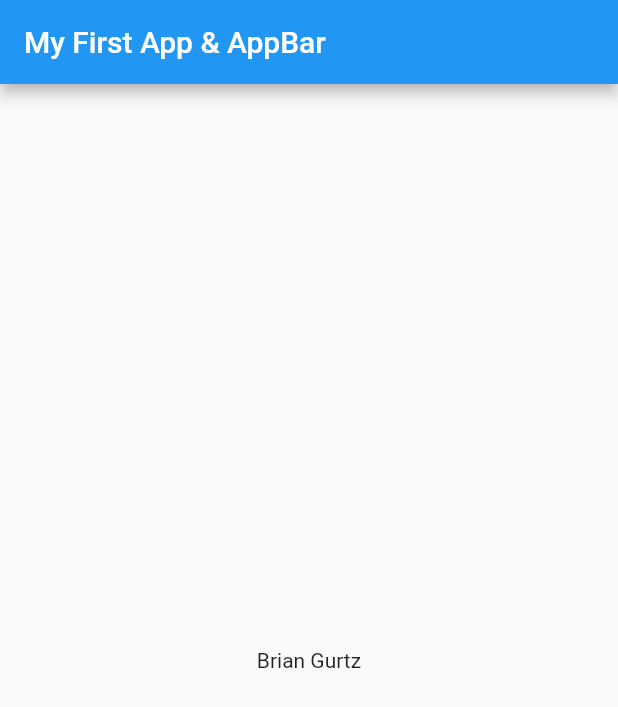
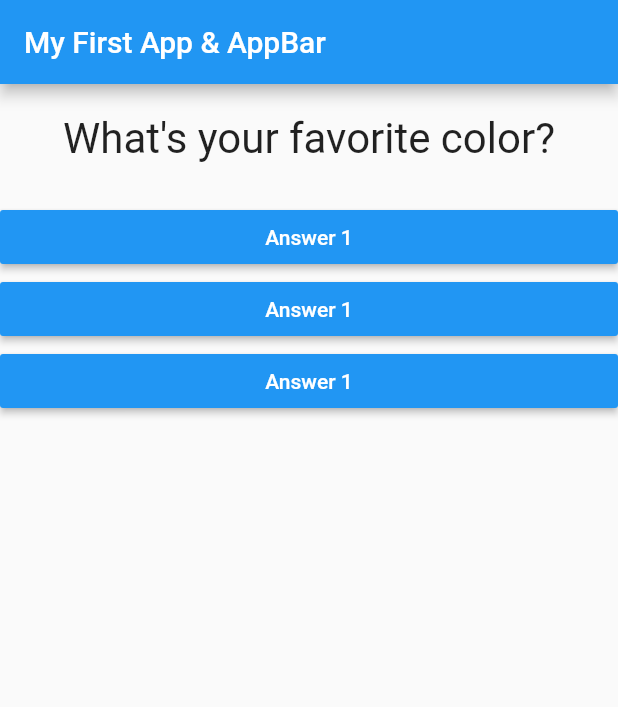
Before and after one commit to bgurtz/flutter-examples-course-projects, a Flutter app: the screen it shows after launch, on a phone screen of 412 x 824 dp. Shown: the top 707 px of the screen. Run offline on Flutter 3.47's test engine with Material 2 defaults, Android fonts, the phone set to English and light mode, and no system bars.

Commit message:
" Refactored, slpit widgets and added dart files. "

```diff
--- /dev/null
+++ b/lib/answer.dart
@@ -0,0 +1,22 @@
+import 'package:flutter/material.dart';
+
+class Answer extends StatelessWidget {
+
+final Function selectHandler;
+
+Answer(this.selectHandler);
+
+  @override
+
+  Widget build(BuildContext context) {
+    return Container(
+      width: double.infinity,
+      child: RaisedButton(
+        color: Colors.blue,
+        textColor: Colors.white,
+        child: Text('Answer 1'),
+        onPressed: selectHandler,
+      ),
+    );
+  }
+}
--- a/lib/main.dart
+++ b/lib/main.dart
@@ -2,24 +2,109 @@
 
 import 'package:flutter/material.dart';
 
+import './question.dart';
+import 'answer.dart';
+
+// void main() {
+//   runApp(
+//     MyApp(),
+//   );
+// }
+
 void main() => runApp(MyApp());
 
-class MyApp extends StatelessWidget {
+class MyApp extends StatefulWidget {
+  @override
+  State<StatefulWidget> createState() {
+    return _MyAppState();
+  }
+}
+
+// The underscore infront of the MyAppState makes its a private class
+// and not a public class. Now it can only be used in this main.dart file
+// and not in other areas or files.
+class _MyAppState extends State<MyApp> {
+  var _questionIndex = 0;
+
+  void _answerQuestion() {
+    setState(() {
+      _questionIndex = _questionIndex + 1;
+    });
+
+    print(_questionIndex);
+  }
+
   @override
   Widget build(BuildContext context) {
+    var questions = [
+      'What\'s your favorite color?',
+      'what\'s your favorite animal?',
+      'what\'s your favorite food?',
+      'what\'s your favorite question?',
+    ];
     return MaterialApp(
       home: SafeArea(
-        child:
-        Scaffold(
+        child: Scaffold(
           appBar: AppBar(
             title: Text('My First App & AppBar'),
           ),
-          body: Center(child:
-          Text('Brian Gurtz'),
+          body: Column(
+            children: <Widget>[
+              // The examples below are other ways to
+              // select through our list of questions
+              // Text(questions.elementAt(0),),
+
+              // Text(
+              //   questions[0],
+              // ),
+
+
+              // We have replaced the
+              // Text(question[_questionIndex]),
+              // with a pointer to the new file question.dart
+              // and we have impoerted the question.dart at the top
+              // of this main.dart file.
+              // effectively splitting out widgets.
+              Question(
+                questions[_questionIndex],
+              ),
+
+
+              // The below is an anonymous function
+              // they are used if it will not be called more than once
+              // example would be a single button that would not be
+              // used again.
+
+              // RaisedButton(
+              //   child: Text('Answer 1'),
+              //   onPressed: () => Text("anonymous function")
+              // ),
+
+              Answer(_answerQuestion),
+              Answer(_answerQuestion),
+              Answer(_answerQuestion),
+
+
+              // the raised buttons have been refactored and now
+              // have their own answer.dart file.
+
+              // RaisedButton(
+              //   child: Text('Answer 1'),
+              //   onPressed: _answerQuestion,
+              // ),
+              // RaisedButton(
+              //   child: Text('Answer 1'),
+              //   onPressed: _answerQuestion,
+              // ),
+              // RaisedButton(
+              //   child: Text('Answer 1'),
+              //   onPressed: _answerQuestion,
+              // ),
+
+            ],
           ),
         ),
       ),
     );
-
   }
 }
--- /dev/null
+++ b/lib/question.dart
@@ -0,0 +1,34 @@
+import 'package:flutter/material.dart';
+
+class Question extends StatelessWidget {
+  // We use ' final ' infront of our String questionText;
+  // to tell flutter that this value will not change
+  // after the initialization of the  * Constructor *
+  // the constructor is * Question(this.questionText);
+  // not marking it as final means that its value could be changed in side this class
+  final String questionText;
+
+  // The below is a 'Positional argument'
+  // If we wrap it in curly braces it will be a ' Named Argument '
+  // the Constructor below will store information / value in the property
+  // String questionText
+  Question(this.questionText);
+
+  @override
+  Widget build(BuildContext context) {
+    return Container(
+      width: double.infinity,
+      margin: EdgeInsets.only(
+        top: 20.0,
+        right: 10.0,
+        left:  10.0,
+        bottom: 25.0,
+      ),
+      child: Text(
+        questionText,
+        style: TextStyle(fontSize: 28),
+        textAlign: TextAlign.center,
+      ),
+    );
+  }
+}
```
